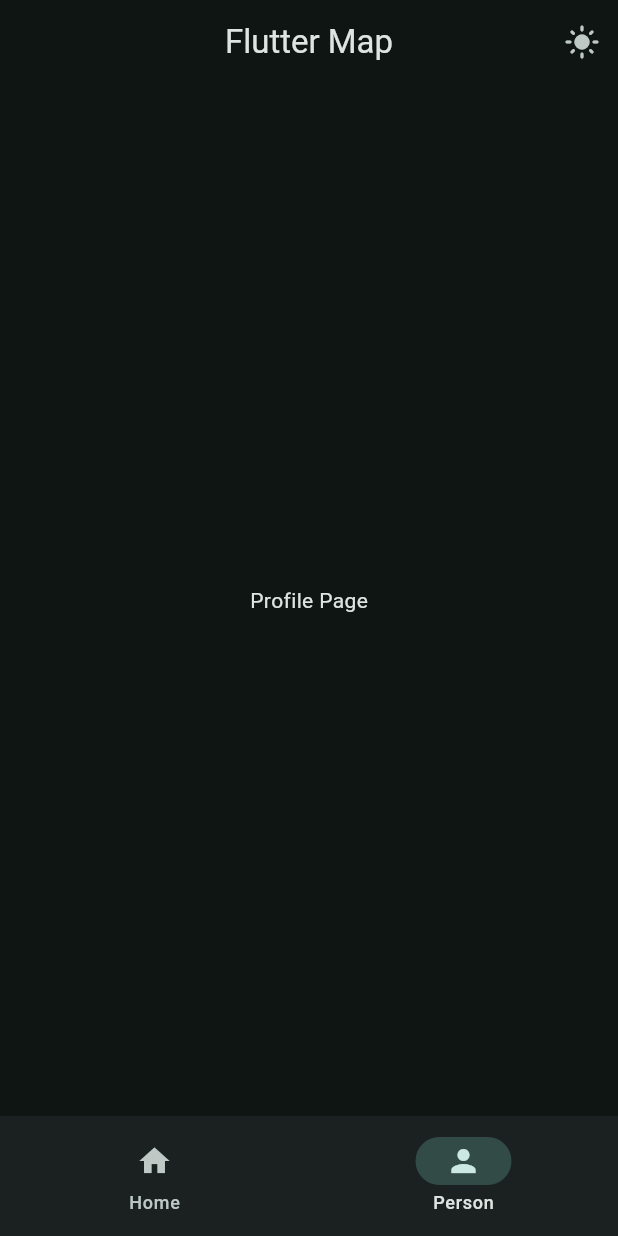
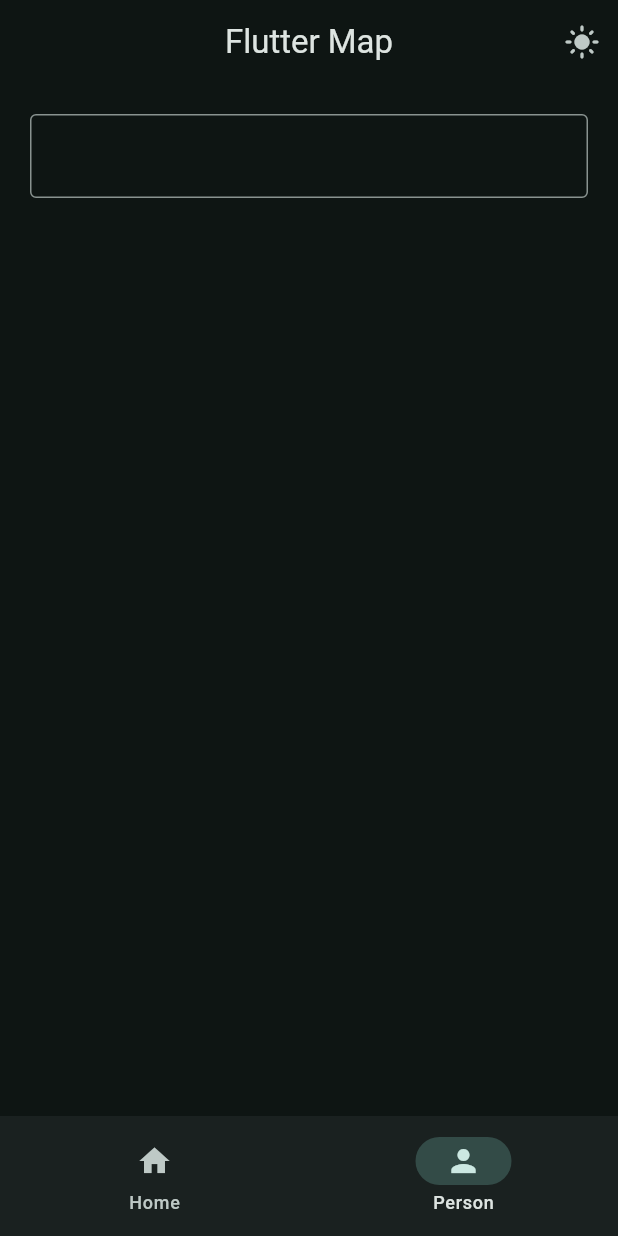
Before and after one commit to iabhinavrajput/flutter-map, a Flutter app: the screen it shows after launch, item 2 of the bottom bar chosen, on a phone screen of 412 x 824 dp. Run offline on Flutter 3.47's test engine with Material 3 defaults, Android fonts, the light colour scheme and no system bars.

Commit message:
textfield_with_controller

```diff
--- a/lib/views/pages/profile_page.dart
+++ b/lib/views/pages/profile_page.dart
@@ -1,13 +1,31 @@
 import 'package:flutter/material.dart';
 
-class ProfilePage extends StatelessWidget {
+class ProfilePage extends StatefulWidget {
   const ProfilePage({super.key});
 
   @override
+  State<ProfilePage> createState() => _ProfilePageState();
+}
+
+class _ProfilePageState extends State<ProfilePage> {
+  TextEditingController controller = TextEditingController();
+  @override
   Widget build(BuildContext context) {
-    return Center(
-      child: Text(
-        'Profile Page',
+    return Padding(
+      padding: const EdgeInsets.all(20.0),
+      child: Column(
+        children: [
+          TextField(
+            controller: controller,
+            decoration: InputDecoration(border: OutlineInputBorder()),
+            onEditingComplete: () {
+              setState(() {
+
+              });
+            },
+          ),
+          Text(controller.text),
+        ],
       ),
     );
   }
```
